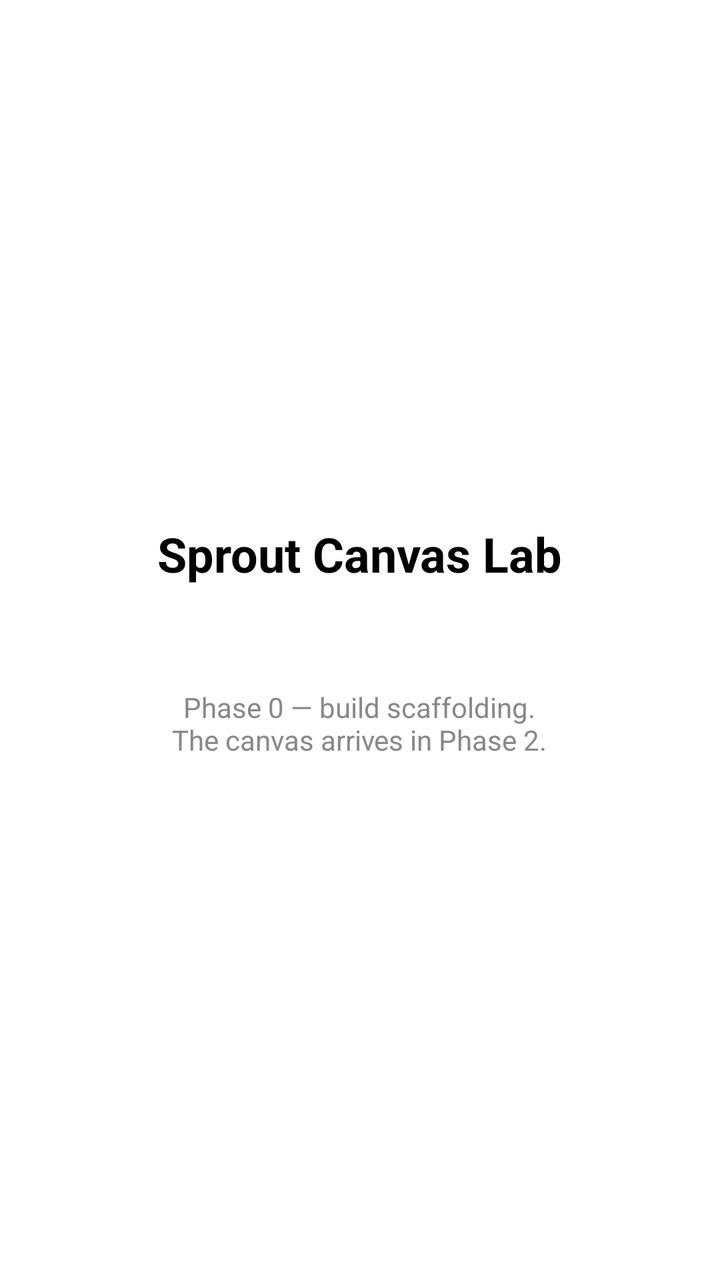
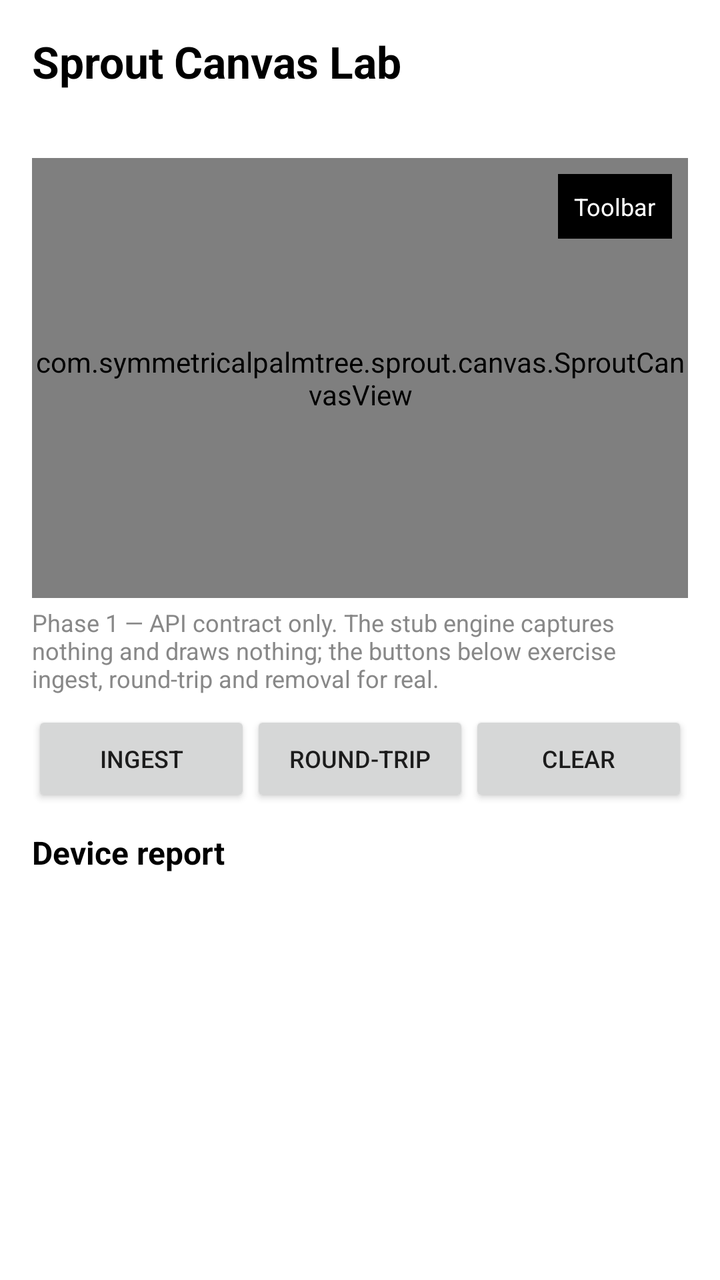

Two renders of the same Android screen: before a commit and after it. Below are the layout's source before the change and the commit's diff.
<!-- AndroidManifest.xml: application theme Theme.SproutCanvasLab -->
<!-- res/layout/activity_lab.xml -->
<?xml version="1.0" encoding="utf-8"?>
<LinearLayout xmlns:android="http://schemas.android.com/apk/res/android"
    android:layout_width="match_parent"
    android:layout_height="match_parent"
    android:orientation="vertical"
    android:gravity="center"
    android:padding="24dp"
    android:background="@color/paper_white">

    <TextView
        android:layout_width="wrap_content"
        android:layout_height="wrap_content"
        android:text="@string/app_name"
        android:textColor="@color/ink_black"
        android:textSize="24sp"
        android:textStyle="bold" />

    <TextView
        android:id="@+id/libraryVersion"
        android:layout_width="wrap_content"
        android:layout_height="wrap_content"
        android:layout_marginTop="8dp"
        android:textColor="@color/ink_black"
        android:textSize="14sp" />

    <TextView
        android:layout_width="wrap_content"
        android:layout_height="wrap_content"
        android:layout_marginTop="24dp"
        android:text="@string/phase_zero_note"
        android:textColor="@color/ink_light"
        android:textSize="14sp"
        android:gravity="center" />
</LinearLayout>
<!-- resources referenced by this layout -->
<resources>
  <color name="ink_black">#FF000000</color>
  <color name="ink_light">#FF888888</color>
  <color name="paper_white">#FFFFFFFF</color>
  <string name="app_name">Sprout Canvas Lab</string>
  <string name="phase_zero_note">Phase 0 — build scaffolding.\nThe canvas arrives in Phase 2.</string>
  <style name="Theme.SproutCanvasLab" parent="Theme.AppCompat.Light.NoActionBar">
          <item name="android:windowBackground">@color/paper_white</item>
          <item name="android:statusBarColor">@color/paper_white</item>
          <item name="android:windowLightStatusBar">true</item>
      </style>
</resources>

<!-- the commit's change to res/layout/activity_lab.xml (unified diff, before → after) -->
@@ -1,34 +1,119 @@
 <?xml version="1.0" encoding="utf-8"?>
-<LinearLayout xmlns:android="http://schemas.android.com/apk/res/android"
+<ScrollView xmlns:android="http://schemas.android.com/apk/res/android"
+    xmlns:app="http://schemas.android.com/apk/res-auto"
     android:layout_width="match_parent"
     android:layout_height="match_parent"
-    android:orientation="vertical"
-    android:gravity="center"
-    android:padding="24dp"
     android:background="@color/paper_white">
 
-    <TextView
-        android:layout_width="wrap_content"
+    <LinearLayout
+        android:layout_width="match_parent"
         android:layout_height="wrap_content"
-        android:text="@string/app_name"
-        android:textColor="@color/ink_black"
-        android:textSize="24sp"
-        android:textStyle="bold" />
+        android:orientation="vertical"
+        android:padding="16dp">
 
-    <TextView
-        android:id="@+id/libraryVersion"
-        android:layout_width="wrap_content"
-        android:layout_height="wrap_content"
-        android:layout_marginTop="8dp"
-        android:textColor="@color/ink_black"
-        android:textSize="14sp" />
+        <TextView
+            android:layout_width="wrap_content"
+            android:layout_height="wrap_content"
+            android:text="@string/app_name"
+            android:textColor="@color/ink_black"
+            android:textSize="22sp"
+            android:textStyle="bold" />
 
-    <TextView
-        android:layout_width="wrap_content"
-        android:layout_height="wrap_content"
-        android:layout_marginTop="24dp"
-        android:text="@string/phase_zero_note"
-        android:textColor="@color/ink_light"
-        android:textSize="14sp"
-        android:gravity="center" />
-</LinearLayout>
+        <TextView
+            android:id="@+id/libraryVersion"
+            android:layout_width="wrap_content"
+            android:layout_height="wrap_content"
+            android:layout_marginTop="4dp"
+            android:textColor="@color/ink_light"
+            android:textSize="13sp" />
+
+        
+        <FrameLayout
+            android:layout_width="match_parent"
+            android:layout_height="220dp"
+            android:layout_marginTop="12dp">
+
+            <com.symmetricalpalmtree.sprout.canvas.SproutCanvasView
+                android:id="@+id/canvas"
+                android:layout_width="match_parent"
+                android:layout_height="match_parent"
+                android:background="@color/paper_white"
+                app:sproutColor="@color/ink_black"
+                app:sproutPen="fountain"
+                app:sproutWidthDp="2.0" />
+
+            
+            <TextView
+                android:id="@+id/floatingToolbar"
+                android:layout_width="wrap_content"
+                android:layout_height="wrap_content"
+                android:layout_gravity="top|end"
+                android:layout_margin="8dp"
+                android:background="@color/ink_black"
+                android:padding="8dp"
+                android:text="@string/toolbar_label"
+                android:textColor="@color/paper_white"
+                android:textSize="12sp" />
+        </FrameLayout>
+
+        <TextView
+            android:id="@+id/canvasNote"
+            android:layout_width="match_parent"
+            android:layout_height="wrap_content"
+            android:layout_marginTop="4dp"
+            android:text="@string/phase_one_note"
+            android:textColor="@color/ink_light"
+            android:textSize="12sp" />
+
+        <LinearLayout
+            android:layout_width="match_parent"
+            android:layout_height="wrap_content"
+            android:layout_marginTop="8dp"
+            android:orientation="horizontal">
+
+            <Button
+                android:id="@+id/ingestButton"
+                android:layout_width="0dp"
+                android:layout_height="wrap_content"
+                android:layout_weight="1"
+                android:text="@string/action_ingest"
+                android:textSize="12sp" />
+
+            <Button
+                android:id="@+id/roundTripButton"
+                android:layout_width="0dp"
+                android:layout_height="wrap_content"
+                android:layout_weight="1"
+                android:text="@string/action_round_trip"
+                android:textSize="12sp" />
+
+            <Button
+                android:id="@+id/clearButton"
+                android:layout_width="0dp"
+                android:layout_height="wrap_content"
+                android:layout_weight="1"
+                android:text="@string/action_clear"
+                android:textSize="12sp" />
+        </LinearLayout>
+
+        <TextView
+            android:layout_width="wrap_content"
+            android:layout_height="wrap_content"
+            android:layout_marginTop="12dp"
+            android:text="@string/device_report_heading"
+            android:textColor="@color/ink_black"
+            android:textSize="16sp"
+            android:textStyle="bold" />
+
+        
+        <TextView
+            android:id="@+id/deviceReport"
+            android:layout_width="match_parent"
+            android:layout_height="wrap_content"
+            android:layout_marginTop="4dp"
+            android:fontFamily="monospace"
+            android:textColor="@color/ink_black"
+            android:textIsSelectable="true"
+            android:textSize="11sp" />
+    </LinearLayout>
+</ScrollView>
<!-- resource entries referenced after the edit -->
@@ -3,8 +3,13 @@
   <color name="ink_black">#FF000000</color>
   <color name="ink_light">#FF888888</color>
   <color name="paper_white">#FFFFFFFF</color>
+  <string name="action_clear">Clear</string>
+  <string name="action_ingest">Ingest</string>
+  <string name="action_round_trip">Round-trip</string>
   <string name="app_name">Sprout Canvas Lab</string>
-  <string name="phase_zero_note">Phase 0 — build scaffolding.\nThe canvas arrives in Phase 2.</string>
+  <string name="device_report_heading">Device report</string>
+  <string name="phase_one_note">Phase 1 — API contract only. The stub engine captures nothing and draws nothing; the buttons below exercise ingest, round-trip and removal for real.</string>
+  <string name="toolbar_label">Toolbar</string>
   <style name="Theme.SproutCanvasLab" parent="Theme.AppCompat.Light.NoActionBar">
           <item name="android:windowBackground">@color/paper_white</item>
           <item name="android:statusBarColor">@color/paper_white</item>
